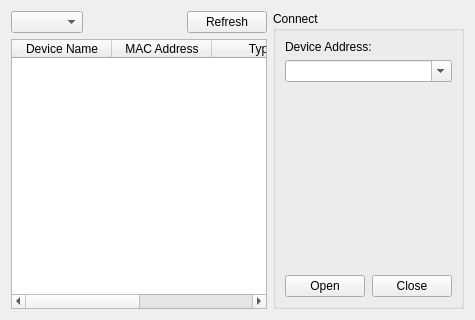
The window that src/ui/devicetab.ui (wh201906/SerialTest) describes before a commit, drawn with Qt 5.
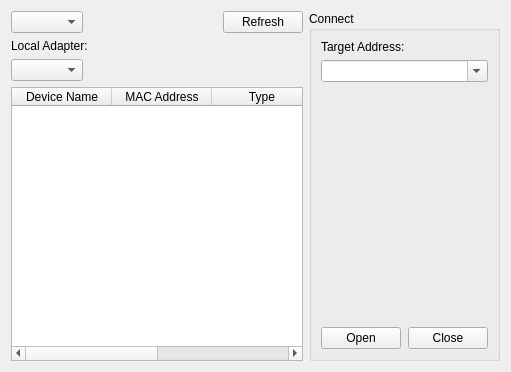
The same window after the commit. The open tabs and pages were chosen to show the change.

Commit message: Multiple adapter support in BT_Client mode(experimental)

Patch:
```diff
--- a/src/ui/devicetab.ui
+++ b/src/ui/devicetab.ui
@@ -2,6 +2,14 @@
 <ui version="4.0">
  <class>DeviceTab</class>
  <widget class="QWidget" name="DeviceTab">
+  <property name="geometry">
+   <rect>
+    <x>0</x>
+    <y>0</y>
+    <width>511</width>
+    <height>372</height>
+   </rect>
+  </property>
   <layout class="QHBoxLayout" name="horizontalLayout_2">
    <item>
     <layout class="QVBoxLayout" name="verticalLayout_2">
@@ -147,6 +155,61 @@
          <property name="bottomMargin">
           <number>0</number>
          </property>
+         <item>
+          <widget class="QWidget" name="BTClient_localAdapterWidget" native="true">
+           <layout class="QVBoxLayout" name="verticalLayout_7">
+            <property name="leftMargin">
+             <number>0</number>
+            </property>
+            <property name="topMargin">
+             <number>0</number>
+            </property>
+            <property name="rightMargin">
+             <number>0</number>
+            </property>
+            <property name="bottomMargin">
+             <number>0</number>
+            </property>
+            <item>
+             <widget class="QLabel" name="label_2">
+              <property name="text">
+               <string>Local Adapter:</string>
+              </property>
+             </widget>
+            </item>
+            <item>
+             <layout class="QHBoxLayout" name="horizontalLayout_4">
+              <item>
+               <widget class="QComboBox" name="BTClient_adapterBox"/>
+              </item>
+              <item>
+               <widget class="QLabel" name="BTClient_localAddrLabel">
+                <property name="sizePolicy">
+                 <sizepolicy hsizetype="Expanding" vsizetype="Preferred">
+                  <horstretch>0</horstretch>
+                  <verstretch>0</verstretch>
+                 </sizepolicy>
+                </property>
+               </widget>
+              </item>
+              <item>
+               <spacer name="horizontalSpacer_2">
+                <property name="orientation">
+                 <enum>Qt::Horizontal</enum>
+                </property>
+                <property name="sizeHint" stdset="0">
+                 <size>
+                  <width>40</width>
+                  <height>20</height>
+                 </size>
+                </property>
+               </spacer>
+              </item>
+             </layout>
+            </item>
+           </layout>
+          </widget>
+         </item>
          <item>
           <widget class="QTableWidget" name="BTClient_deviceList">
            <property name="editTriggers">
@@ -427,7 +490,7 @@
           <item>
            <widget class="QLabel" name="label">
             <property name="text">
-             <string>Device Address:</string>
+             <string>Target Address:</string>
             </property>
            </widget>
           </item>
```
Left out of the diff: 50 changed lines with no effect on the pictures. The commit also changes 5 other files.
